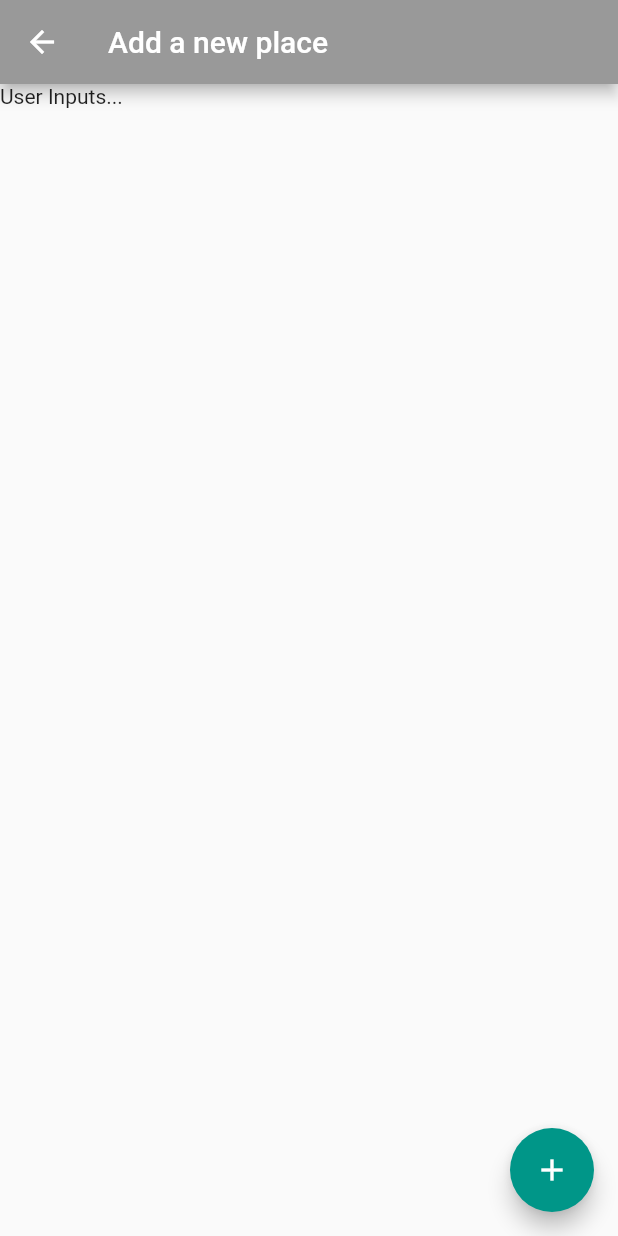
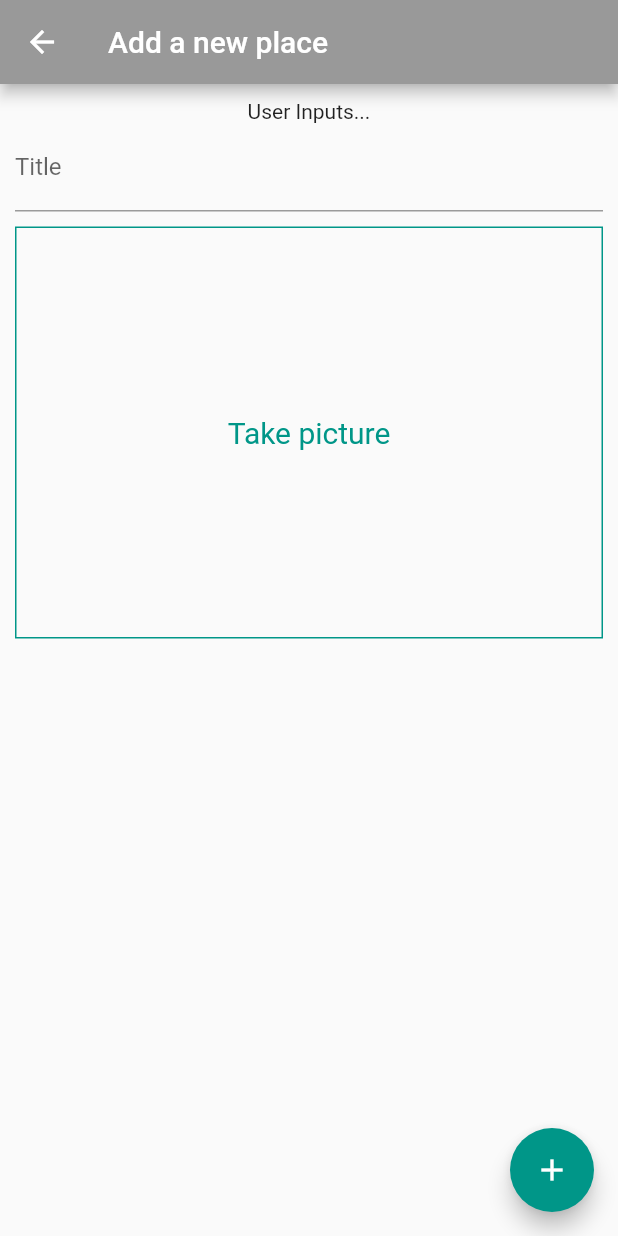
Before and after one commit to YoKawaiiK/great_places_app, a Flutter app: the AddPlaceScreen screen opened by its route, on a phone screen of 412 x 824 dp. Run offline on Flutter 3.47's test engine with Material 2 defaults, Android fonts, the phone set to English and light mode, and no system bars.

Commit message:
Added layout for image_input

```diff
--- a/lib/src/screens/add_place_screen.dart
+++ b/lib/src/screens/add_place_screen.dart
@@ -1,4 +1,5 @@
 import 'package:flutter/material.dart';
+import 'package:great_places_app/src/widgets/image_input.dart';
 
 class AddPlaceScreen extends StatefulWidget {
   static const String routeName = 'AddPlaceScreen';
@@ -19,7 +20,11 @@ class _AddPlaceScreenState extends State<AddPlaceScreen> {
       body: Form(
         child: Column(
           mainAxisAlignment: MainAxisAlignment.spaceBetween,
-        crossAxisAlignment: CrossAxisAlignment.stretch,
+          children: [
+            Expanded(
+              child: SingleChildScrollView(
+                padding: EdgeInsets.all(10),
+                child: Column(
                   children: [
                     Text('User Inputs...'),
                     // ElevatedButton.icon(
@@ -35,11 +40,24 @@ class _AddPlaceScreenState extends State<AddPlaceScreen> {
                     //   icon: Icon(Icons.add),
                     // ),
 
-
+                    TextFormField(
+                      decoration: InputDecoration(labelText: 'Title'),
+                    ),
+                    SizedBox(
+                      height: 10,
+                    ),
+                    ImageInput(),
                   ],
-      )),
-      floatingActionButton:
-          FloatingActionButton(child: Icon(Icons.add), onPressed: () {}),
+                ),
+              ),
+            ),
+          ],
+        ),
+      ),
+      floatingActionButton: FloatingActionButton(
+        child: Icon(Icons.add),
+        onPressed: () {},
+      ),
     );
   }
 }
--- /dev/null
+++ b/lib/src/widgets/image_input.dart
@@ -0,0 +1,53 @@
+import 'dart:io';
+
+import 'package:flutter/material.dart';
+
+class ImageInput extends StatefulWidget {
+  const ImageInput({Key? key}) : super(key: key);
+
+  @override
+  _ImageInputState createState() => _ImageInputState();
+}
+
+class _ImageInputState extends State<ImageInput> {
+  File? _storedImage;
+
+  Color get _colorImage {
+    if (_storedImage != null) {
+      return Theme.of(context).colorScheme.primary;
+    } else {
+      return Theme.of(context).colorScheme.secondary;
+    }
+  }
+
+  @override
+  Widget build(BuildContext context) {
+    final Size device = MediaQuery.of(context).size;
+
+    return Container(
+      // width: 100,
+      height: device.height / 3,
+
+      decoration: BoxDecoration(
+        border: Border.all(
+          width: 1,
+          color: _colorImage,
+        ),
+      ),
+      alignment: Alignment.center,
+      child: _storedImage != null
+          ? Image.file(
+              _storedImage!,
+              fit: BoxFit.cover,
+              width: double.infinity,
+            )
+          : Text(
+              "Take picture",
+              style: TextStyle(
+                  color: _colorImage,
+                  fontSize: Theme.of(context).textTheme.headline6!.fontSize),
+              textAlign: TextAlign.center,
+            ),
+    );
+  }
+}
```
Lines whose indentation alone changed are shown as unchanged.
